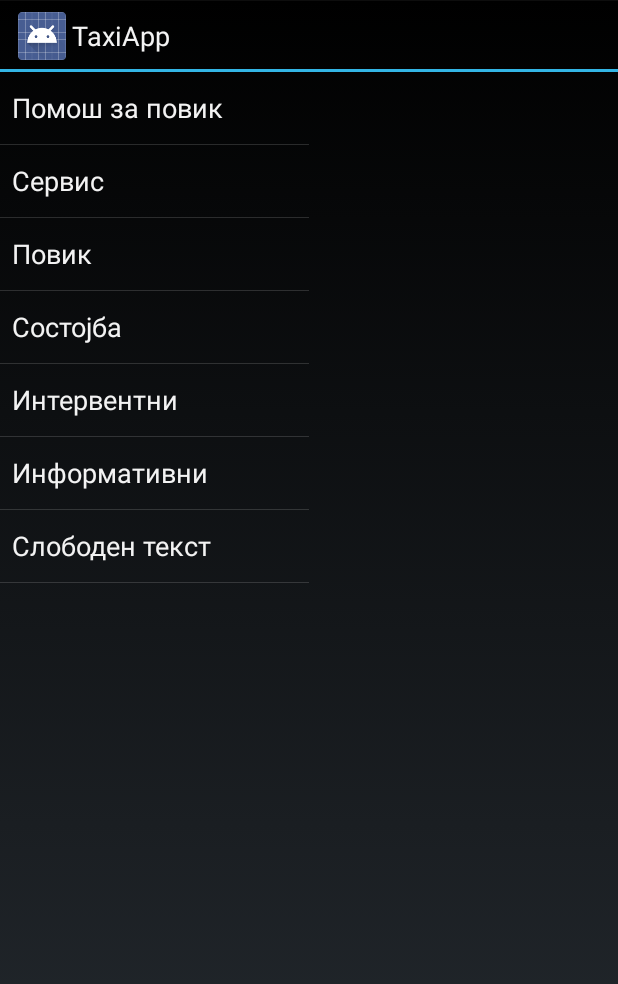
After one commit to VelikovPetar/TaxiApp, an Android app: the fragment GeneratedMessagesFragment shown on its own in the app's theme, on a phone screen of 412 x 824 dp. The commit adds this screen. Shown: the top 984 px of the screen. Run offline under Robolectric (Android 15) with nearby library versions, the phone set to English and light mode, and no system bars.

Commit message:
Generated messages

```diff
--- /dev/null
+++ b/app/src/main/java/com/example/acer/taxiapp/fragments/GeneratedMessagesFragment.java
@@ -0,0 +1,220 @@
+package com.example.acer.taxiapp.fragments;
+
+import android.app.AlertDialog;
+import android.app.Fragment;
+import android.content.DialogInterface;
+import android.graphics.Color;
+import android.os.Bundle;
+import android.support.annotation.NonNull;
+import android.support.annotation.Nullable;
+import android.util.Log;
+import android.view.LayoutInflater;
+import android.view.View;
+import android.view.ViewGroup;
+import android.widget.AdapterView;
+import android.widget.ArrayAdapter;
+import android.widget.Button;
+import android.widget.EditText;
+import android.widget.ListView;
+import android.widget.TextView;
+
+import com.example.acer.taxiapp.MessengerClient;
+import com.example.acer.taxiapp.R;
+import com.example.acer.taxiapp.TCPClient;
+
+public class GeneratedMessagesFragment extends Fragment {
+
+    private ListView messageCategoriesList;
+    private ListView messageItemsList;
+
+    private OnCategoryClickListener onCategoryClickListener = new OnCategoryClickListener();
+
+    private ArrayAdapter<String> messageCategoriesAdapter;
+    private ArrayAdapter<String> messageItemsAdapter;
+
+    private String[] categoriesNames;
+    private String[] categoryItems;
+
+    @Nullable
+    @Override
+    public View onCreateView(LayoutInflater inflater, @Nullable ViewGroup container, Bundle savedInstanceState) {
+        View view = inflater.inflate(R.layout.fragment_generated_messages, container, false);
+        messageCategoriesList = (ListView) view.findViewById(R.id.list_view_generated_messages_categories);
+        messageItemsList = (ListView) view.findViewById(R.id.list_view_generated_messages_items);
+        return view;
+    }
+
+    @Override
+    public void onActivityCreated(@Nullable Bundle savedInstanceState) {
+        super.onActivityCreated(savedInstanceState);
+
+        categoriesNames = getResources().getStringArray(R.array.categories);
+
+        // Adapter for the categories
+        messageCategoriesAdapter = new ArrayAdapter<String>(getActivity(), android.R.layout.simple_list_item_1, categoriesNames) {
+            @NonNull
+            @Override
+            public View getView(int position, @Nullable View view, @NonNull ViewGroup parent) {
+                if(view == null) {
+                    view = LayoutInflater.from(getActivity()).inflate(android.R.layout.simple_list_item_1, parent, false);
+                }
+                TextView textView = (TextView) view.findViewById(android.R.id.text1);
+                textView.setText(categoriesNames[position]);
+                if(position == onCategoryClickListener.getLastCategorySelected()) {
+                    view.setBackgroundColor(Color.DKGRAY);
+                } else {
+                    view.setBackgroundColor(Color.TRANSPARENT);
+                }
+                return view;
+            }
+        };
+        messageCategoriesList.setAdapter(messageCategoriesAdapter);
+        messageCategoriesList.setOnItemClickListener(onCategoryClickListener);
+
+        // Action to do when clicking on a generated mesage
+        messageItemsList.setOnItemClickListener(new AdapterView.OnItemClickListener() {
+            @Override
+            public void onItemClick(AdapterView<?> parent, View view, int position, long id) {
+                showConfirmMessageDialog(categoryItems[position], onCategoryClickListener.getLastCategorySelected());
+            }
+        });
+    }
+
+    private void showConfirmMessageDialog(final String text, final int priority) {
+        LayoutInflater layoutInflater = LayoutInflater.from(getActivity());
+        final View dialogLayout = layoutInflater.inflate(R.layout.dialog_confirm_generated_message, null);
+        final AlertDialog dialog = new AlertDialog.Builder(getActivity())
+                .setView(dialogLayout)
+                .setPositiveButton("Испрати", new DialogInterface.OnClickListener() {
+                    @Override
+                    public void onClick(DialogInterface dialog, int which) {
+                        Log.e("DIALOGS", priority + "");
+                        byte[] message = MessengerClient.getGeneratedMessage((byte)'0', Character.forDigit(priority + 1, 10), text, getActivity());
+//                        TCPClient tcpClient = TCPClient.getInstance(getActivity());
+//                        tcpClient.sendBytes(message);
+                        String msg = "";
+                        for(byte b : message)
+                            msg += (char) b;
+                        Log.e("DIALOGS", msg);
+                    }
+                })
+                .setNegativeButton("Откажи", new DialogInterface.OnClickListener() {
+                    @Override
+                    public void onClick(DialogInterface dialog, int which) {
+                        dialog.cancel();
+                    }
+                })
+                .create();
+        TextView msgDestination = (TextView) dialogLayout.findViewById(R.id.text_view_message_to);
+        msgDestination.setText("До: Диспечер");
+        TextView msgContent = (TextView) dialogLayout.findViewById(R.id.text_view_generated_message);
+        msgContent.setText("Порака: " + text);
+        dialog.show();
+    }
+
+    private void showEnterMessageDialog() {
+        LayoutInflater layoutInflater = LayoutInflater.from(getActivity());
+        final View dialogLayout = layoutInflater.inflate(R.layout.dialog_enter_generated_message, null);
+        final AlertDialog dialog = new AlertDialog.Builder(getActivity())
+                .setView(dialogLayout)
+                .setPositiveButton("Испрати", null)
+                .setNegativeButton("Откажи", new DialogInterface.OnClickListener() {
+                    @Override
+                    public void onClick(DialogInterface dialog, int which) {
+                        dialog.cancel();
+                    }
+                })
+                .create();
+        dialog.setOnShowListener(new DialogInterface.OnShowListener() {
+            @Override
+            public void onShow(DialogInterface _dialog) {
+                Button positiveButton = dialog.getButton(DialogInterface.BUTTON_POSITIVE);
+                positiveButton.setOnClickListener(new View.OnClickListener() {
+                    @Override
+                    public void onClick(View v) {
+                        EditText messageEditText = (EditText) dialogLayout.findViewById(R.id.edit_text_generated_message);
+                        String text = messageEditText.getText().toString().trim();
+                        if(text.equals("")) {
+                            messageEditText.setHint("Мора да внесете текст!");
+                            messageEditText.setHintTextColor(Color.RED);
+                            return;
+                        }
+                        byte[] message = MessengerClient.getGeneratedMessage((byte)'0', '7', text, getActivity());
+//                        TCPClient tcpClient = TCPClient.getInstance(getActivity());
+//                        tcpClient.sendBytes(message);
+                        String msg = "";
+                        for(byte b : message)
+                            msg += (char) b;
+                        Log.e("DIALOGS", msg);
+                        dialog.dismiss();
+                    }
+                });
+            }
+        });
+        dialog.show();
+    }
+
+    private class OnCategoryClickListener implements AdapterView.OnItemClickListener {
+
+        private int lastCategorySelected = -1;
+
+        @Override
+        public void onItemClick(AdapterView<?> parent, View view, int position, long id) {
+            switch (position) {
+                case 0:
+                    categoryItems = getResources().getStringArray(R.array.pomosh_za_povik);
+                    messageItemsAdapter = new ArrayAdapter<>(getActivity(), android.R.layout.simple_list_item_1, categoryItems);
+                    messageItemsList.setAdapter(messageItemsAdapter);
+                    break;
+                case 1:
+                    categoryItems = getResources().getStringArray(R.array.servis);
+                    messageItemsAdapter = new ArrayAdapter<>(getActivity(), android.R.layout.simple_list_item_1, categoryItems);
+                    messageItemsList.setAdapter(messageItemsAdapter);
+                    break;
+                case 2:
+                    categoryItems = getResources().getStringArray(R.array.povik);
+                    messageItemsAdapter = new ArrayAdapter<>(getActivity(), android.R.layout.simple_list_item_1, categoryItems);
+                    messageItemsList.setAdapter(messageItemsAdapter);
+                    break;
+                case 3:
+                    categoryItems = getResources().getStringArray(R.array.sostojba);
+                    messageItemsAdapter = new ArrayAdapter<>(getActivity(), android.R.layout.simple_list_item_1, categoryItems);
+                    messageItemsList.setAdapter(messageItemsAdapter);
+                    break;
+                case 4:
+                    categoryItems = getResources().getStringArray(R.array.interventni);
+                    messageItemsAdapter = new ArrayAdapter<>(getActivity(), android.R.layout.simple_list_item_1, categoryItems);
+                    messageItemsList.setAdapter(messageItemsAdapter);
+                    break;
+                case 5:
+                    categoryItems = getResources().getStringArray(R.array.informativni);
+                    messageItemsAdapter = new ArrayAdapter<>(getActivity(), android.R.layout.simple_list_item_1, categoryItems);
+                    messageItemsList.setAdapter(messageItemsAdapter);
+                    break;
+                case 6:
+                    categoryItems = new String[0];
+                    messageItemsAdapter = new ArrayAdapter<>(getActivity(), android.R.layout.simple_list_item_1, categoryItems);
+                    messageItemsList.setAdapter(messageItemsAdapter);
+                    showEnterMessageDialog();
+                    break;
+            }
+            if(lastCategorySelected != -1 && lastCategorySelected != position) {
+                int firstVisibleRow = messageCategoriesList.getFirstVisiblePosition();
+                int lastVisibleRow= messageCategoriesList.getLastVisiblePosition();
+
+                if(lastCategorySelected >= firstVisibleRow && lastCategorySelected <= lastVisibleRow) {
+                    int actualPosition = lastCategorySelected - firstVisibleRow;
+                    View lastRowSelected = messageCategoriesList.getChildAt(actualPosition);
+                    lastRowSelected.setBackgroundColor(Color.TRANSPARENT);
+                }
+            }
+            view.setBackgroundColor(Color.DKGRAY);
+            lastCategorySelected = position;
+        }
+
+        int getLastCategorySelected() {
+            return lastCategorySelected;
+        }
+    }
+
+}
--- a/app/src/main/res/layout/fragment_button_list.xml
+++ b/app/src/main/res/layout/fragment_button_list.xml
@@ -60,7 +60,8 @@
         <Button
             android:layout_width="match_parent"
             android:layout_height="96dp"
-            android:text="Button"/>
+            android:text="Генерирани пораки"
+            android:onClick="showGeneratedMessagesFragment"/>
 
     </LinearLayout>
 </ScrollView>
--- /dev/null
+++ b/app/src/main/res/layout/fragment_generated_messages.xml
@@ -0,0 +1,21 @@
+<?xml version="1.0" encoding="utf-8"?>
+<LinearLayout xmlns:android="http://schemas.android.com/apk/res/android"
+    android:orientation="horizontal"
+    android:layout_width="match_parent"
+    android:layout_height="match_parent">
+
+    <ListView
+        android:id="@+id/list_view_generated_messages_categories"
+        android:layout_width="0dp"
+        android:layout_height="match_parent"
+        android:layout_weight="1">
+    </ListView>
+
+    <ListView
+        android:id="@+id/list_view_generated_messages_items"
+        android:layout_width="0dp"
+        android:layout_height="match_parent"
+        android:layout_weight="1"
+        >
+    </ListView>
+</LinearLayout>
--- a/app/src/main/res/layout/list_item_message.xml
+++ b/app/src/main/res/layout/list_item_message.xml
@@ -9,7 +9,7 @@
         android:layout_width="0dp"
         android:layout_height="wrap_content"
         android:layout_weight="3"
-        android:textSize="30sp"
+        android:textSize="25sp"
         android:maxLines="1"
         android:padding="8dp"/>
 
@@ -18,7 +18,7 @@
         android:layout_width="0dp"
         android:layout_height="wrap_content"
         android:layout_weight="1"
-        android:textSize="30sp"
+        android:textSize="25sp"
         android:padding="8dp"/>
 
 </LinearLayout>
--- a/app/src/main/res/layout/list_item_short_offer.xml
+++ b/app/src/main/res/layout/list_item_short_offer.xml
@@ -12,14 +12,14 @@
             android:layout_width="0dp"
             android:layout_height="wrap_content"
             android:layout_weight="1"
-            android:textSize="20sp"
+            android:textSize="25sp"
             android:padding="8dp"/>
         <TextView
             android:id="@+id/text_view_list_item_short_offer_text"
             android:layout_width="0dp"
             android:layout_height="wrap_content"
             android:layout_weight="3"
-            android:textSize="20sp"
+            android:textSize="25sp"
             android:padding="8dp"/>
     <!--</LinearLayout>-->
     <Button
--- /dev/null
+++ b/app/src/main/res/values/generated_messages.xml
@@ -0,0 +1,107 @@
+<?xml version="1.0" encoding="utf-8"?>
+<resources>
+    <string-array name="categories">
+        <item>Помош за повик</item>
+        <item>Сервис</item>
+        <item>Повик</item>
+        <item>Состојба</item>
+        <item>Интервентни</item>
+        <item>Информативни</item>
+        <item>Слободен текст</item>
+    </string-array>
+    <string-array name="pomosh_za_povik">
+        <item>da</item>
+        <item>ne</item>
+        <item>objasnuvanje za adresa</item>
+        <item>objasnuvanje za objekt</item>
+        <item>objasnuvanje za brojot</item>
+        <item>nejasen povik</item>
+        <item>rezerviran sum</item>
+        <item>proverka</item>
+        <item>nema patnici</item>
+        <item>nema patnici</item>
+        <item>primen e povikot</item>
+        <item>vo sprotiven pravec sum</item>
+        <item>vo ednosmerna sum</item>
+        <item>zatvorena ulica</item>
+        <item>praten sum na povik</item>
+        <item>ima shtrajk</item>
+        <item>ima golema guzhva</item>
+    </string-array>
+    <string-array name="servis">
+        <item>defekt so vozilo</item>
+        <item>defekt so taksimetar</item>
+        <item>defekt so displej</item>
+        <item>defekt so chitach</item>
+        <item>da mi se javi serviserot</item>
+        <item>mi se dupna guma</item>
+    </string-array>
+    <string-array name="povik">
+        <item>stignuvam za ...min</item>
+        <item>isprati drugo vozilo</item>
+        <item>od koja strana da zastanam</item>
+        <item>zemav pogreshni patnici</item>
+        <item>pred koj vlez</item>
+        <item>kukja ili zgrada</item>
+        <item>nepoznat piom</item>
+        <item>ne mi e poznato</item>
+        <item>baraj drugo vozilo</item>
+        <item>dali mozhe da napushtam?</item>
+        <item>najavi kasnenje</item>
+        <item>zemav patnik uspatno</item>
+        <item>stopiran sum baram zamena</item>
+        <item>ne mi dozvoluvaat da zastanam</item>
+        <item>me sopre policija</item>
+        <item>me brka policija</item>
+        <item>vo sprotiven pravec sum</item>
+    </string-array>
+    <string-array name="sostojba">
+        <item>prati ushte edna kola</item>
+        <item>prati povekje koli</item>
+        <item>logiran li sum</item>
+        <item>ne sum prva kola</item>
+        <item>najbliska slobodna stanica</item>
+        <item>imam patnici</item>
+        <item>povratna li e vozhnjata</item>
+        <item>imam zakazhana vozhnja</item>
+        <item>zavrshuvam so smena</item>
+        <item>odam na pauza</item>
+        <item>peram kola</item>
+        <item>ne mozham</item>
+        <item>odam vo toalet</item>
+    </string-array>
+    <string-array name="interventni">
+        <item>baram govor</item>
+        <item>problem so patnik</item>
+        <item>pijani patnici</item>
+        <item>mi treba vnatreshna</item>
+        <item>mi treba smenovoditel</item>
+        <item>mi treba ratko</item>
+        <item>mi treba donka</item>
+        <item>imam napad</item>
+        <item>imam krazhba</item>
+        <item>imam soobrakjajka</item>
+        <item>povikaj policija</item>
+        <item>povikaj lupus</item>
+        <item>povikaj kolegi</item>
+        <item>mi izbegaa patnici</item>
+    </string-array>
+    <string-array name="informativni">
+        <item>imam patnik za petrovec</item>
+        <item>imam patnik za nadvor</item>
+        <item>potrebna mi e cena za patnik</item>
+        <item>do kade odat patnicite</item>
+        <item>prodolzhuvam so patnicite</item>
+        <item>nevalidna kartichka</item>
+        <item>vleguvam vo stanica</item>
+        <item>izleguvam od stanica</item>
+        <item>prva kola sum</item>
+        <item>ne sum prva kola</item>
+        <item>povreden sum</item>
+        <item>pokrivam tugj povik</item>
+        <item>nema mesto na stanica</item>
+        <item>nemozham da parkiram</item>
+        <item>odam so patnici kon....(reon)</item>
+        <item>polnam gorivo</item>
+    </string-array>
+</resources>
--- a/app/src/main/res/values/strings.xml
+++ b/app/src/main/res/values/strings.xml
@@ -10,4 +10,8 @@
     <string name="config_confirm">Потврди</string>
     <string name="vehicle_status">Статус на возило:</string>
     <string name="no_messages">Нема пораки!</string>
+    <string name="send">Испрати</string>
+    <string name="cancel">Откажи</string>
+    <string name="error_enter_text">Мора да внесете текст!</string>
+    <string name="error_enter_region">Мора да внесете регион!</string>
 </resources>
```
Also changed, not shown: app/src/main/java/com/example/acer/taxiapp/MainActivity.java (+27 -11 lines), app/src/main/java/com/example/acer/taxiapp/MessengerClient.java (+52 -0 lines), app/src/main/res/layout/dialog_confirm_generated_message.xml (added, +21 -0 lines), app/src/main/res/layout/dialog_enter_generated_message.xml (added, +17 -0 lines).
